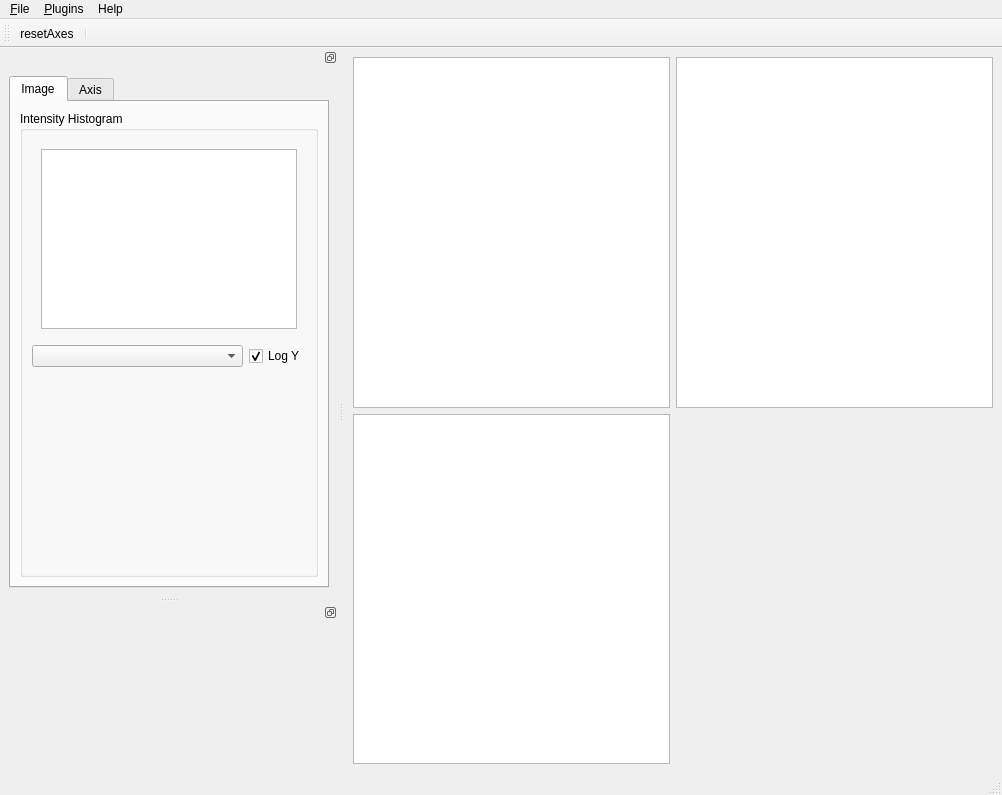
Before: the Qt Designer form designerFiles/lasagna_mainWindow.ui in SainsburyWellcomeCentre/lasagna, drawn with Qt 5.
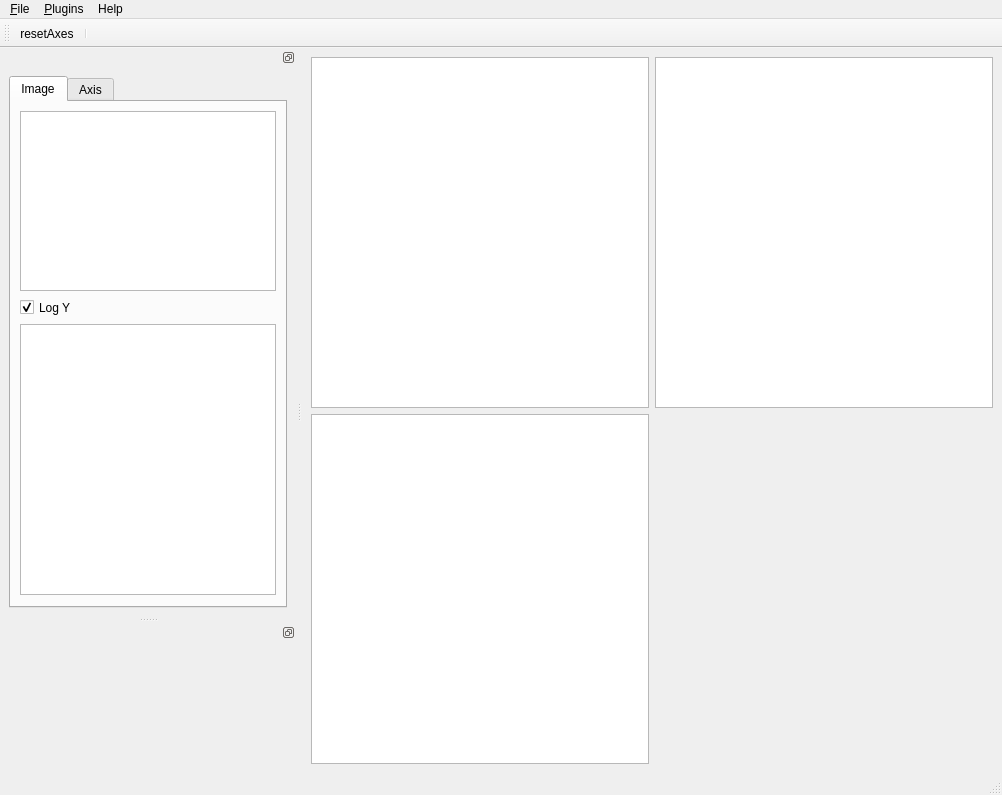
After: the same form once the commit is applied. Icons and pictures are not drawn. Custom widgets are drawn as their Qt base class.

Commit message: Dynamically add layers to QTreeView. No removal yet.

What changed in the file:
```diff
--- a/designerFiles/lasagna_mainWindow.ui
+++ b/designerFiles/lasagna_mainWindow.ui
@@ -111,7 +111,7 @@
    <property name="minimumSize">
     <size>
      <width>280</width>
-     <height>365</height>
+     <height>557</height>
     </size>
    </property>
    <property name="features">
@@ -131,28 +131,8 @@
         <attribute name="title">
          <string>Image</string>
         </attribute>
-        <layout class="QVBoxLayout" name="verticalLayout_4">
-         <item>
-          <widget class="QGroupBox" name="groupBox">
-           <property name="title">
-            <string>Intensity Histogram</string>
-           </property>
            <layout class="QVBoxLayout" name="verticalLayout_3">
             <item>
-             <widget class="QStackedWidget" name="stackedWidget">
-              <property name="frameShape">
-               <enum>QFrame::NoFrame</enum>
-              </property>
-              <property name="frameShadow">
-               <enum>QFrame::Raised</enum>
-              </property>
-              <property name="currentIndex">
-               <number>1</number>
-              </property>
-              <widget class="QWidget" name="page"/>
-              <widget class="QWidget" name="page_2">
-               <layout class="QHBoxLayout" name="horizontalLayout_4">
-                <item>
                  <widget class="PlotWidget" name="intensityHistogram">
                   <property name="sizePolicy">
                    <sizepolicy hsizetype="Expanding" vsizetype="Fixed">
@@ -160,33 +140,17 @@
                     <verstretch>0</verstretch>
                    </sizepolicy>
                   </property>
+           <property name="minimumSize">
+            <size>
+             <width>0</width>
+             <height>180</height>
+            </size>
+           </property>
                   <property name="maximumSize">
                    <size>
                     <width>16777215</width>
                     <height>180</height>
                    </size>
-                  </property>
-                 </widget>
-                </item>
-               </layout>
-              </widget>
-             </widget>
-            </item>
-            <item>
-             <layout class="QHBoxLayout" name="horizontalLayout_5">
-              <item>
-               <widget class="QComboBox" name="imageComboBox">
-                <property name="minimumSize">
-                 <size>
-                  <width>175</width>
-                  <height>0</height>
-                 </size>
-                </property>
-                <property name="maxVisibleItems">
-                 <number>3</number>
-                </property>
-                <property name="maxCount">
-                 <number>9</number>
                 </property>
                </widget>
               </item>
@@ -198,6 +162,12 @@
                   <verstretch>0</verstretch>
                  </sizepolicy>
                 </property>
+           <property name="maximumSize">
+            <size>
+             <width>16777215</width>
+             <height>21</height>
+            </size>
+           </property>
                 <property name="text">
                  <string>Log Y</string>
                 </property>
@@ -206,22 +176,23 @@
                 </property>
                </widget>
               </item>
-             </layout>
-            </item>
             <item>
-             <spacer name="verticalSpacer">
-              <property name="orientation">
-               <enum>Qt::Vertical</enum>
-              </property>
-              <property name="sizeHint" stdset="0">
+          <widget class="QTreeView" name="imageStackLayers_TreeView">
+           <property name="sizePolicy">
+            <sizepolicy hsizetype="Expanding" vsizetype="Fixed">
+             <horstretch>0</horstretch>
+             <verstretch>0</verstretch>
+            </sizepolicy>
+           </property>
+           <property name="minimumSize">
                <size>
-                <width>20</width>
-                <height>134</height>
-               </size>
-              </property>
-             </spacer>
-            </item>
-           </layout>
+             <width>0</width>
+             <height>271</height>
+            </size>
+           </property>
+           <property name="rootIsDecorated">
+            <bool>false</bool>
+           </property>
           </widget>
          </item>
         </layout>
```
Lines whose indentation alone changed are shown as unchanged. The commit also changes 2 other files.
